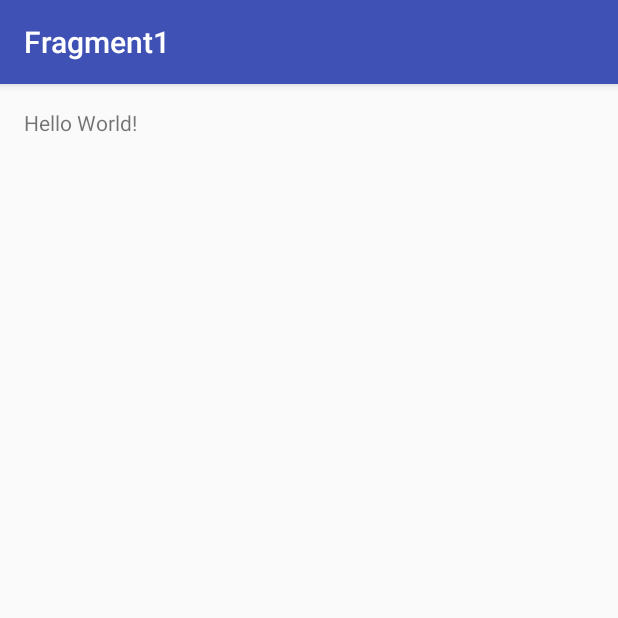
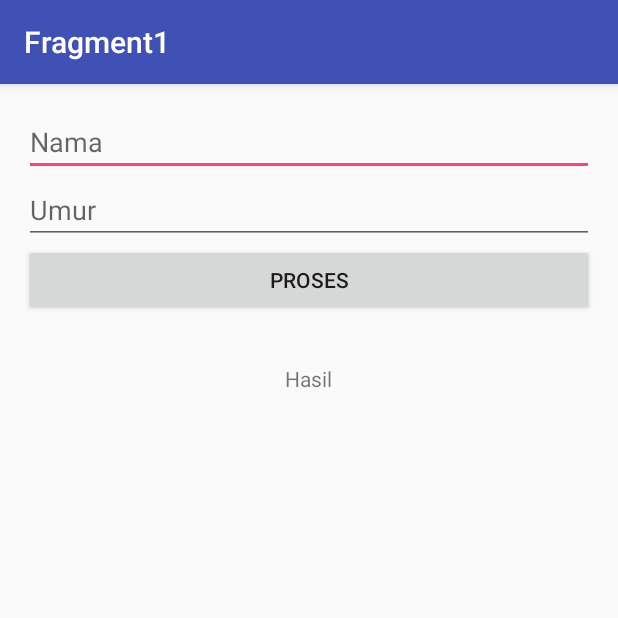
Before and after one commit to Luviana/Fragment1, an Android app: the screen it shows after launch (MainActivity), on a phone screen of 412 x 824 dp, the top half of it. Run offline under Robolectric (Android 15) with nearby library versions, the phone set to English and light mode, and no system bars.

Commit message:
Fragment as View Only

```diff
--- a/app/build.gradle
+++ b/app/build.gradle
@@ -25,5 +25,6 @@ dependencies {
         exclude group: 'com.android.support', module: 'support-annotations'
     })
     compile 'com.android.support:appcompat-v7:24.2.1'
+    compile 'com.android.support:support-v4:24.2.1'
     testCompile 'junit:junit:4.12'
 }
--- /dev/null
+++ b/app/src/main/java/id/sch/smktelkom_mlg/learn/fragment1/InputFragment.java
@@ -0,0 +1,29 @@
+package id.sch.smktelkom_mlg.learn.fragment1;
+
+
+import android.os.Bundle;
+import android.support.v4.app.Fragment;
+import android.view.LayoutInflater;
+import android.view.View;
+import android.view.ViewGroup;
+
+
+/**
+ * A simple {@link Fragment} subclass.
+ */
+public class InputFragment extends Fragment {
+
+
+    public InputFragment() {
+        // Required empty public constructor
+    }
+
+
+    @Override
+    public View onCreateView(LayoutInflater inflater, ViewGroup container,
+                             Bundle savedInstanceState) {
+        // Inflate the layout for this fragment
+        return inflater.inflate(R.layout.fragment_input, container, false);
+    }
+
+}
--- a/app/src/main/java/id/sch/smktelkom_mlg/learn/fragment1/MainActivity.java
+++ b/app/src/main/java/id/sch/smktelkom_mlg/learn/fragment1/MainActivity.java
@@ -2,12 +2,40 @@ package id.sch.smktelkom_mlg.learn.fragment1;
 
 import android.support.v7.app.AppCompatActivity;
 import android.os.Bundle;
+import android.view.View;
+import android.widget.EditText;
+import android.widget.TextView;
 
-public class MainActivity extends AppCompatActivity {
+public class MainActivity extends AppCompatActivity
+{
+
+    EditText etNama;
+    EditText etUmur;
+    TextView tvHasil;
 
     @Override
-    protected void onCreate(Bundle savedInstanceState) {
+    protected void onCreate(Bundle savedInstanceState)
+    {
         super.onCreate(savedInstanceState);
         setContentView(R.layout.activity_main);
+
+        etNama = (EditText) findViewById(R.id.editTextNama);
+        etUmur = (EditText) findViewById(R.id.editTextUmur);
+        tvHasil = (TextView) findViewById(R.id.textViewHasil);
+
+        findViewById(R.id.buttonProses).setOnClickListener(new View.OnClickListener()
+        {
+            @Override
+            public void onClick(View v)
+            {
+                doProses();
+            }
+        });
+
+    }
+
+    private void doProses()
+    {
+        tvHasil.setText(etNama.getText().toString() + " (" + etUmur.getText().toString() + " tahun)");
     }
 }
--- /dev/null
+++ b/app/src/main/java/id/sch/smktelkom_mlg/learn/fragment1/OutputFragment.java
@@ -0,0 +1,29 @@
+package id.sch.smktelkom_mlg.learn.fragment1;
+
+
+import android.os.Bundle;
+import android.support.v4.app.Fragment;
+import android.view.LayoutInflater;
+import android.view.View;
+import android.view.ViewGroup;
+
+
+/**
+ * A simple {@link Fragment} subclass.
+ */
+public class OutputFragment extends Fragment {
+
+
+    public OutputFragment() {
+        // Required empty public constructor
+    }
+
+
+    @Override
+    public View onCreateView(LayoutInflater inflater, ViewGroup container,
+                             Bundle savedInstanceState) {
+        // Inflate the layout for this fragment
+        return inflater.inflate(R.layout.fragment_output, container, false);
+    }
+
+}
--- a/app/src/main/res/layout/activity_main.xml
+++ b/app/src/main/res/layout/activity_main.xml
@@ -1,5 +1,6 @@
 <?xml version="1.0" encoding="utf-8"?>
-<RelativeLayout xmlns:android="http://schemas.android.com/apk/res/android"
+<LinearLayout
+    xmlns:android="http://schemas.android.com/apk/res/android"
     xmlns:tools="http://schemas.android.com/tools"
     android:id="@+id/activity_main"
     android:layout_width="match_parent"
@@ -8,10 +9,21 @@
     android:paddingLeft="@dimen/activity_horizontal_margin"
     android:paddingRight="@dimen/activity_horizontal_margin"
     android:paddingTop="@dimen/activity_vertical_margin"
+    android:orientation="vertical"
     tools:context="id.sch.smktelkom_mlg.learn.fragment1.MainActivity">
 
-    <TextView
-        android:layout_width="wrap_content"
+    <fragment
+        android:layout_width="match_parent"
         android:layout_height="wrap_content"
-        android:text="Hello World!" />
-</RelativeLayout>
+        android:name="id.sch.smktelkom_mlg.learn.fragment1.InputFragment"
+        android:id="@+id/fragmentInput"
+        tools:layout="@layout/fragment_input" />
+
+    <fragment
+        android:layout_width="match_parent"
+        android:layout_height="wrap_content"
+        android:name="id.sch.smktelkom_mlg.learn.fragment1.OutputFragment"
+        android:id="@+id/fragmentOutput"
+        tools:layout="@layout/fragment_output" />
+
+</LinearLayout>
--- /dev/null
+++ b/app/src/main/res/layout/fragment_input.xml
@@ -0,0 +1,32 @@
+<LinearLayout
+    xmlns:android="http://schemas.android.com/apk/res/android"
+    xmlns:tools="http://schemas.android.com/tools"
+    android:layout_width="match_parent"
+    android:layout_height="match_parent"
+    android:orientation="vertical"
+    tools:context="id.sch.smktelkom_mlg.learn.fragment1.InputFragment">
+
+    <!-- TODO: Update blank fragment layout -->
+
+    <EditText
+        android:layout_width="match_parent"
+        android:layout_height="wrap_content"
+        android:hint="Nama"
+        android:ems="10"
+        android:id="@+id/editTextNama" />
+
+    <EditText
+        android:layout_width="match_parent"
+        android:layout_height="wrap_content"
+        android:inputType="numberSigned"
+        android:hint="Umur"
+        android:ems="10"
+        android:id="@+id/editTextUmur" />
+
+    <Button
+        android:layout_width="match_parent"
+        android:layout_height="wrap_content"
+        android:text="Proses"
+        android:id="@+id/buttonProses" />
+
+</LinearLayout>
--- /dev/null
+++ b/app/src/main/res/layout/fragment_output.xml
@@ -0,0 +1,19 @@
+<LinearLayout
+    xmlns:android="http://schemas.android.com/apk/res/android"
+    xmlns:tools="http://schemas.android.com/tools"
+    android:layout_width="match_parent"
+    android:layout_height="match_parent"
+    android:orientation="vertical"
+    tools:context="id.sch.smktelkom_mlg.learn.fragment1.OutputFragment">
+
+    <!-- TODO: Update blank fragment layout -->
+
+    <TextView
+        android:id="@+id/textViewHasil"
+        android:layout_marginTop="32dp"
+        android:layout_gravity="center"
+        android:layout_width="wrap_content"
+        android:layout_height="wrap_content"
+        android:text="Hasil" />
+
+</LinearLayout>
--- a/app/src/main/res/values/strings.xml
+++ b/app/src/main/res/values/strings.xml
@@ -1,3 +1,6 @@
 <resources>
     <string name="app_name">Fragment1</string>
+
+    <!-- TODO: Remove or change this placeholder text -->
+    <string name="hello_blank_fragment">Hello blank fragment</string>
 </resources>
```
